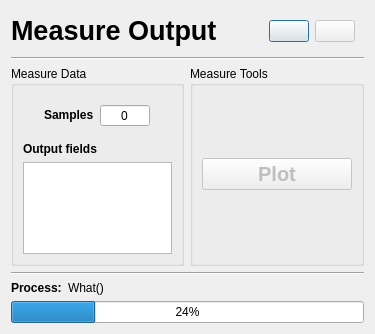
Above: app/designer/output/output.ui from Kammann123/lab-tool before the change. Below: the same form after it.
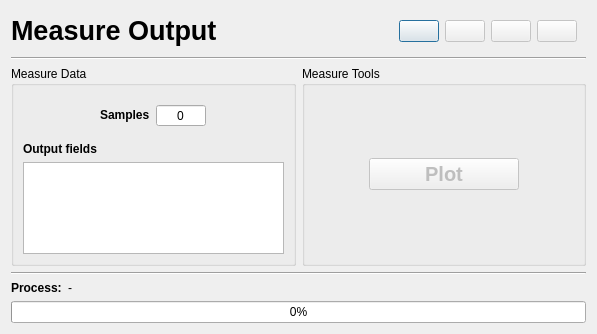
That is the form after the change. Icons and pictures are not drawn.

Diff of the .ui file:
```diff
--- a/app/designer/output/output.ui
+++ b/app/designer/output/output.ui
@@ -6,7 +6,7 @@
    <rect>
     <x>0</x>
     <y>0</y>
-    <width>375</width>
+    <width>597</width>
     <height>334</height>
    </rect>
   </property>
@@ -42,6 +42,22 @@
        </property>
       </widget>
      </item>
+     <item>
+      <spacer name="horizontalSpacer">
+       <property name="orientation">
+        <enum>Qt::Horizontal</enum>
+       </property>
+       <property name="sizeType">
+        <enum>QSizePolicy::Fixed</enum>
+       </property>
+       <property name="sizeHint" stdset="0">
+        <size>
+         <width>80</width>
+         <height>20</height>
+        </size>
+       </property>
+      </spacer>
+     </item>
      <item alignment="Qt::AlignRight">
       <widget class="QWidget" name="horizontalWidget" native="true">
        <property name="sizePolicy">
@@ -52,7 +68,27 @@
        </property>
        <layout class="QHBoxLayout" name="horizontalLayout">
         <item>
-         <widget class="QPushButton" name="stop">
+         <widget class="QPushButton" name="start_button">
+          <property name="text">
+           <string/>
+          </property>
+          <property name="icon">
+           <iconset resource="resources.qrc">
+            <normaloff>:/play_button/resources/start.png</normaloff>:/play_button/resources/start.png</iconset>
+          </property>
+          <property name="iconSize">
+           <size>
+            <width>50</width>
+            <height>50</height>
+           </size>
+          </property>
+         </widget>
+        </item>
+        <item>
+         <widget class="QPushButton" name="stop_button">
+          <property name="enabled">
+           <bool>false</bool>
+          </property>
           <property name="sizePolicy">
            <sizepolicy hsizetype="Fixed" vsizetype="Fixed">
             <horstretch>0</horstretch>
@@ -75,7 +111,27 @@
          </widget>
         </item>
         <item>
-         <widget class="QPushButton" name="excel">
+         <widget class="QPushButton" name="reset_button">
+          <property name="enabled">
+           <bool>false</bool>
+          </property>
+          <property name="text">
+           <string/>
+          </property>
+          <property name="icon">
+           <iconset resource="resources.qrc">
+            <normaloff>:/reset_button/resources/reset.png</normaloff>:/reset_button/resources/reset.png</iconset>
+          </property>
+          <property name="iconSize">
+           <size>
+            <width>50</width>
+            <height>50</height>
+           </size>
+          </property>
+         </widget>
+        </item>
+        <item>
+         <widget class="QPushButton" name="excel_button">
           <property name="enabled">
            <bool>false</bool>
           </property>
@@ -197,9 +253,15 @@
         </item>
         <item>
          <widget class="QListWidget" name="fields">
+          <property name="sizePolicy">
+           <sizepolicy hsizetype="Minimum" vsizetype="Expanding">
+            <horstretch>0</horstretch>
+            <verstretch>0</verstretch>
+           </sizepolicy>
+          </property>
           <property name="maximumSize">
            <size>
-            <width>150</width>
+            <width>166666</width>
             <height>100</height>
            </size>
           </property>
@@ -279,7 +341,7 @@
      <item>
       <widget class="QLabel" name="status">
        <property name="text">
-        <string>What()</string>
+        <string>-</string>
        </property>
       </widget>
      </item>
@@ -288,7 +350,7 @@
    <item>
     <widget class="QProgressBar" name="progress">
      <property name="value">
-      <number>24</number>
+      <number>0</number>
      </property>
     </widget>
    </item>
```
